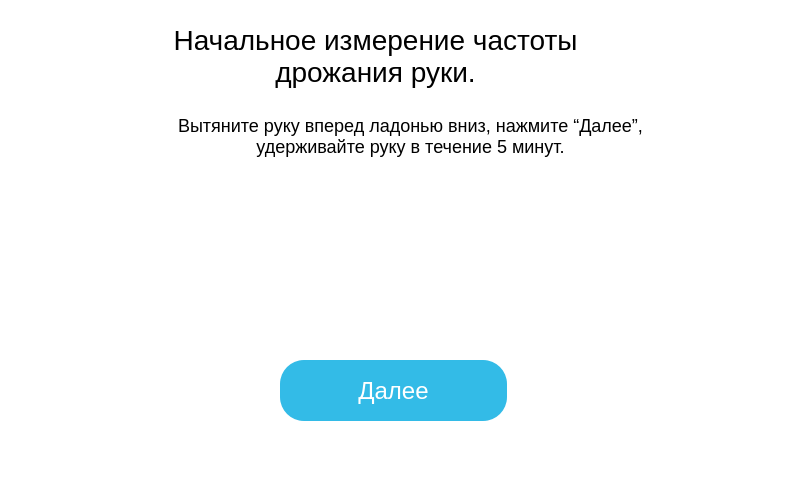
Before: the Qt Designer form gui/window-2.ui in GerrFrog/Muscular-training-apparatus, drawn with Qt 5.
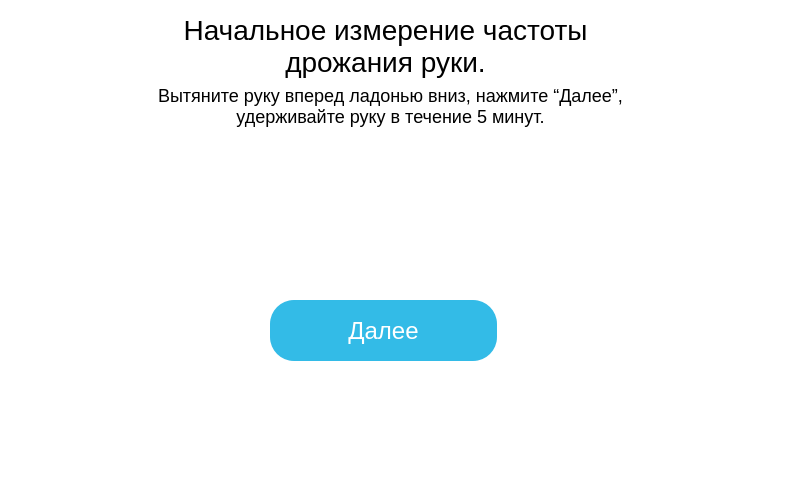
After: the same form once the commit is applied. Icons and pictures are not drawn.

```diff
--- a/gui/window-2.ui
+++ b/gui/window-2.ui
@@ -38,10 +38,10 @@
          <widget class="QLabel" name="sub_label">
           <property name="geometry">
            <rect>
-            <x>120</x>
-            <y>80</y>
+            <x>100</x>
+            <y>60</y>
             <width>541</width>
-            <height>71</height>
+            <height>51</height>
            </rect>
           </property>
           <property name="styleSheet">
@@ -76,8 +76,8 @@
          <widget class="QLabel" name="img_label">
           <property name="geometry">
            <rect>
-            <x>240</x>
-            <y>160</y>
+            <x>220</x>
+            <y>120</y>
             <width>291</width>
             <height>141</height>
            </rect>
@@ -95,8 +95,8 @@
          <widget class="QPushButton" name="next_pushButton">
           <property name="geometry">
            <rect>
-            <x>260</x>
-            <y>340</y>
+            <x>250</x>
+            <y>280</y>
             <width>227</width>
             <height>61</height>
            </rect>
@@ -127,8 +127,8 @@
          <widget class="QLabel" name="main_label">
           <property name="geometry">
            <rect>
-            <x>120</x>
-            <y>0</y>
+            <x>130</x>
+            <y>-10</y>
             <width>471</width>
             <height>71</height>
            </rect>
```
